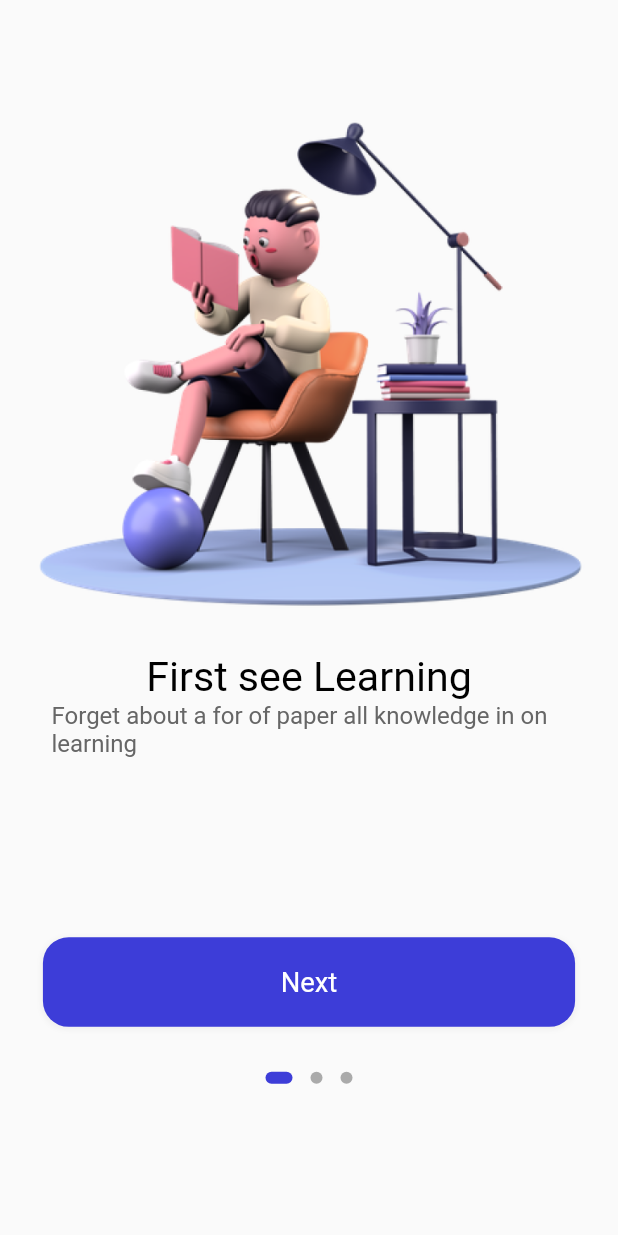
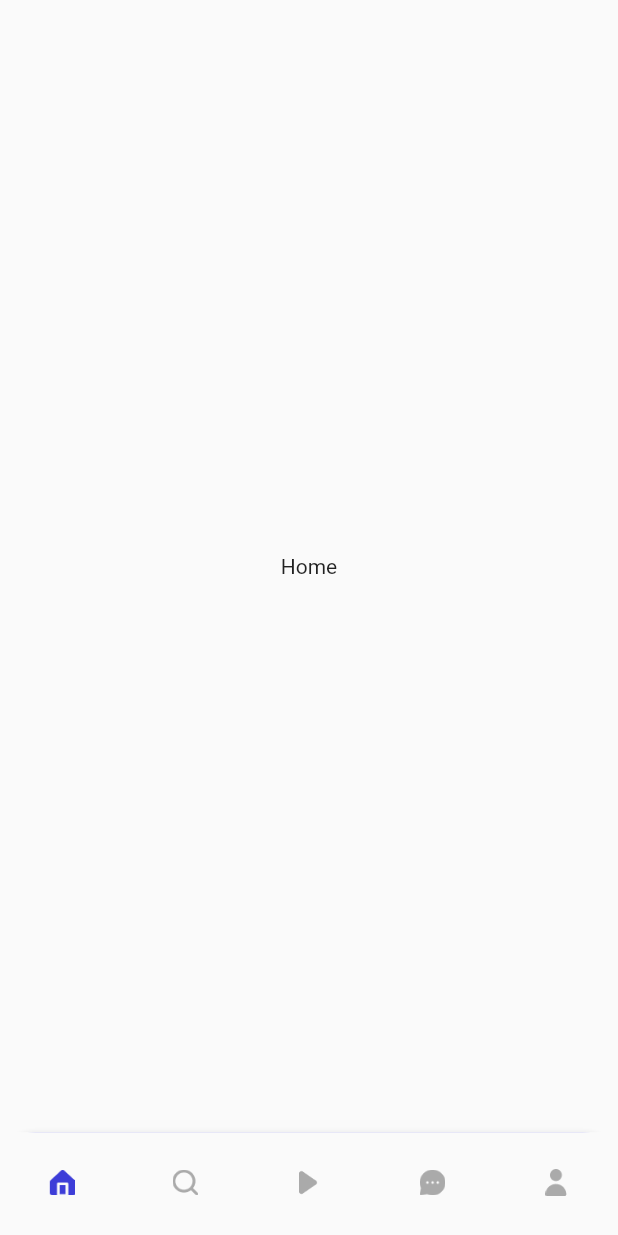
Before and after one commit to SubNato/Ecom_App, a Flutter app: the screen it shows after launch, on a phone screen of 412 x 824 dp. Run offline on Flutter 3.47's test engine with Material 2 defaults, Android fonts, the phone set to English and light mode, and no system bars; drawn by our look-alikes of dots_indicator; our stand-ins replace cloud_firestore, firebase_auth, firebase_core, flutter_bloc, flutter_screenutil, fluttertoast; accounts and stored records are empty.

Commit message:
Ecom_app Flutter/Dart, Fourth Commit.

```diff
--- /dev/null
+++ b/lib/pages/application/application_page.dart
@@ -0,0 +1,145 @@
+import 'package:ecom_app/pages/application/widgets/application_widgets.dart';
+import 'package:flutter/cupertino.dart';
+import 'package:flutter/material.dart';
+import 'package:flutter_screenutil/flutter_screenutil.dart';
+
+import '../../entities/values/colors.dart';
+
+class ApplicationPage extends StatefulWidget {
+  const ApplicationPage({super.key});
+
+  @override
+  State<ApplicationPage> createState() => _ApplicationPageState();
+}
+
+class _ApplicationPageState extends State<ApplicationPage> {
+  int _index = 0;
+
+  @override
+  Widget build(BuildContext context) {
+    return Container(
+      color: Colors.white,
+      child: SafeArea(
+        child: Scaffold(
+          body: buildPage(_index),
+          bottomNavigationBar: Container(
+            width: 375.w,
+            height: 58.h,
+            decoration: BoxDecoration(
+              color: AppColors.primaryElement,
+              borderRadius: BorderRadius.only(
+                topLeft: Radius.circular(20.h),
+                topRight: Radius.circular(20.h)
+              ),
+              boxShadow: [
+                BoxShadow(
+                  color: Colors.grey.withOpacity(0.1),
+                  spreadRadius: 1,
+                  blurRadius: 1,
+                )
+              ]
+            ),
+            child: BottomNavigationBar(
+              currentIndex: _index,
+              onTap: (value) {
+                setState(() {
+                  _index = value;
+                });
+              },
+              elevation: 0,
+              type: BottomNavigationBarType.fixed,
+              showSelectedLabels: false,
+              showUnselectedLabels: false,
+              selectedItemColor: AppColors.primaryElement,
+              unselectedItemColor: AppColors.primaryFourthElementText,
+              items: [
+                BottomNavigationBarItem(
+                  //Explaination: The stuff on the navigation bar at the bottom are actually icons. Like what other apps use. They are actually photos sized to match what is needed. The more you know!
+                  label: "home",
+                  icon: SizedBox(
+                    width: 15.w,
+                    height: 15.h,
+                    child: Image.asset(
+                        "assets/icons/home.png"), //The exact directory and name along with the file type of the photo being used.
+                  ),
+                  activeIcon: SizedBox(
+                    width: 15.w,
+                    height: 15.h,
+                    child: Image.asset(
+                      "assets/icons/home.png",
+                      color: AppColors.primaryElement,
+                    ),
+                  ),
+                ),
+                BottomNavigationBarItem(
+                  label: "search",
+                  icon: SizedBox(
+                    width: 15.w,
+                    height: 15.h,
+                    child: Image.asset("assets/icons/search2.png"),
+                  ),
+                  activeIcon: SizedBox(
+                    width: 15.w,
+                    height: 15.h,
+                    child: Image.asset(
+                      "assets/icons/search2.png",
+                      color: AppColors.primaryElement,
+                    ),
+                  ),
+                ),
+                BottomNavigationBarItem(
+                  label: "course",
+                  icon: SizedBox(
+                    width: 15.w,
+                    height: 15.h,
+                    child: Image.asset("assets/icons/play-circle1.png"),
+                  ),
+                  activeIcon: SizedBox(
+                    width: 15.w,
+                    height: 15.h,
+                    child: Image.asset(
+                      "assets/icons/play-circle1.png",
+                      color: AppColors.primaryElement,
+                    ),
+                  ),
+                ),
+                BottomNavigationBarItem(
+                  label: "chat",
+                  icon: SizedBox(
+                    width: 15.w,
+                    height: 15.h,
+                    child: Image.asset("assets/icons/message-circle.png"),
+                  ),
+                  activeIcon: SizedBox(
+                    width: 15.w,
+                    height: 15.h,
+                    child: Image.asset(
+                      "assets/icons/message-circle.png",
+                      color: AppColors.primaryElement,
+                    ),
+                  ),
+                ),
+                BottomNavigationBarItem(
+                  label: "profile",
+                  icon: SizedBox(
+                    width: 15.w,
+                    height: 15.h,
+                    child: Image.asset("assets/icons/person2.png"),
+                  ),
+                  activeIcon: SizedBox(
+                    width: 15.w,
+                    height: 15.h,
+                    child: Image.asset(
+                      "assets/icons/person2.png",
+                      color: AppColors.primaryElement,
+                    ),
+                  ),
+                ),
+              ],
+            ),
+          ),
+        ),
+      ),
+    );
+  }
+}
--- /dev/null
+++ b/lib/pages/application/widgets/application_widgets.dart
@@ -0,0 +1,13 @@
+import 'package:flutter/cupertino.dart';
+
+Widget buildPage(int index){
+  List<Widget> _widget = [
+    Center(child: Text("Home")),
+    Center(child: Text("Search")),
+    Center(child: Text("Course")),
+    Center(child: Text("Chat")),
+    Center(child: Text("Profile")),
+  ];
+
+  return _widget[index];
+}
--- a/lib/pages/bloc_providers.dart
+++ b/lib/pages/bloc_providers.dart
@@ -1,3 +1,4 @@
+import 'package:ecom_app/pages/register/bloc/register_blocs.dart';
 import 'package:ecom_app/pages/sign_in/bloc/sign_in_blocs.dart';
 import 'package:ecom_app/pages/welcome/bloc/welcome_blocs.dart';
 import 'package:flutter_bloc/flutter_bloc.dart';
@@ -7,7 +8,8 @@ import '../app_blocs.dart';
 class AppBlocProviders{
   static get allBlocProviders=> [
     BlocProvider(lazy: false, create: (context) => WelcomeBloc()),
-    BlocProvider(lazy: false, create: (context) => AppBlocs()), //This is (when set to false) orders this Bloc to be called first. Order ia important!
-    BlocProvider(create: (context) => SignInBloc())
+    //BlocProvider(lazy: false, create: (context) => AppBlocs()), //This is (when set to false) orders this Bloc to be called first. Order ia important!
+    BlocProvider(create: (context) => SignInBloc()),
+    BlocProvider(create: (context) => RegisterBlocs()),
   ];
 }
--- a/lib/pages/register/bloc/register_blocs.dart
+++ b/lib/pages/register/bloc/register_blocs.dart
@@ -11,15 +11,19 @@ class RegisterBlocs extends Bloc<RegisterEvent, RegisterStates>{
   }
 
   void _userNameEvent(UserNameEvent event, Emitter<RegisterStates> emit){
+     print("Username: ${event.userName}");    //These are to check to see what values are being entered into the system. To really see if it works.
     emit(state.copyWith(userName:event.userName));
   }
   void _emailEvent(EmailEvent event, Emitter<RegisterStates> emit){
+    print("Email: ${event.email}");
     emit(state.copyWith(email:event.email));
   }
   void _passwordEvent(PasswordEvent event, Emitter<RegisterStates> emit){
+    print("Password: ${event.password}");
     emit(state.copyWith(password:event.password));
   }
   void _rePasswordEvent(RePasswordEvent event, Emitter<RegisterStates> emit){
+    print("Password Confirmed: ${event.rePassword}");
     emit(state.copyWith(rePassword:event.rePassword));
   }
 }
--- a/lib/pages/register/bloc/register_states.dart
+++ b/lib/pages/register/bloc/register_states.dart
@@ -8,9 +8,9 @@ class RegisterStates {
       {this.userName = "",
       this.email = "",
       this.password = "",
-      this.rePassword = ""}); //'{}' - Denotes optional.
+      this.rePassword = ""}); //'{}' - Denotes optional. And also note, '[]' denotes positional parameters.
 
-  RegisterStates copyWith(
+  RegisterStates copyWith(          //This copyWith method is really useful!
       { //Method to return the object.
       String? userName,
       String? email,
```
Also changed, not shown: lib/main.dart (+3 -53 lines), lib/pages/register/register.dart (+12 -5 lines), lib/pages/register/register_controller.dart (+64 -0 lines), lib/routes/names.dart (added), lib/routes/pages.dart (added), lib/routes/routes.dart (added).
